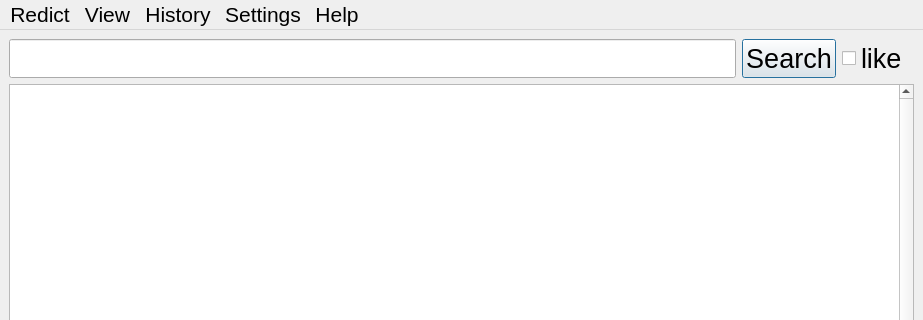
rewisch/ReDict, file src/_gui/main.ui: the form before one commit; both pictures show x 0 to 923 and y 0 to 320 of the 923 by 558 pixel window.
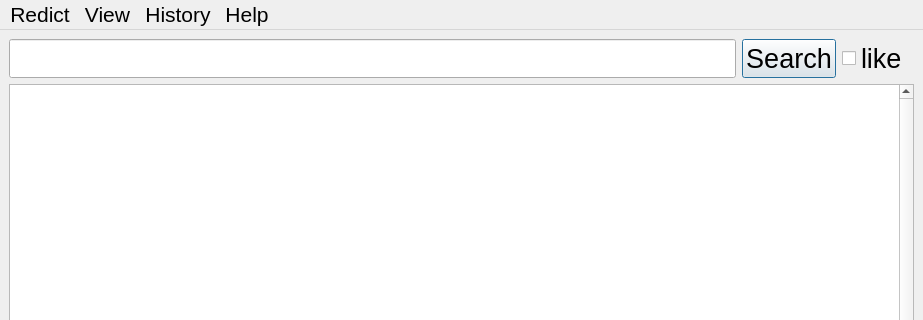
The form after the commit. Icons and pictures are not drawn.

Commit message: get all settings in one window

The edit to the form file:
```diff
--- a/src/_gui/main.ui
+++ b/src/_gui/main.ui
@@ -105,13 +105,6 @@
     <addaction name="separator"/>
     <addaction name="actionQuit"/>
    </widget>
-   <widget class="QMenu" name="menuSettings">
-    <property name="title">
-     <string>Settings</string>
-    </property>
-    <addaction name="actionDictionaries"/>
-    <addaction name="actionCompleter"/>
-   </widget>
    <widget class="QMenu" name="menuHelp">
     <property name="font">
      <font>
@@ -145,7 +138,6 @@
    <addaction name="menuFile"/>
    <addaction name="menuView"/>
    <addaction name="menuRecent"/>
-   <addaction name="menuSettings"/>
    <addaction name="menuHelp"/>
   </widget>
   <widget class="QStatusBar" name="statusbar"/>
```
The commit also changes 7 other files.
